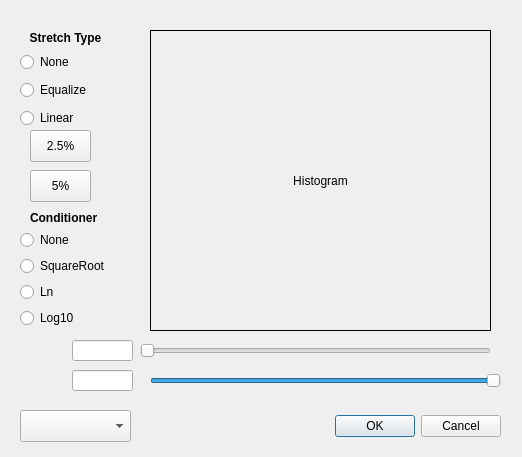
Above: src/gui/stretch_builder.ui from Ehlmann-research-group/WISER before the change. Below: the same form after it.
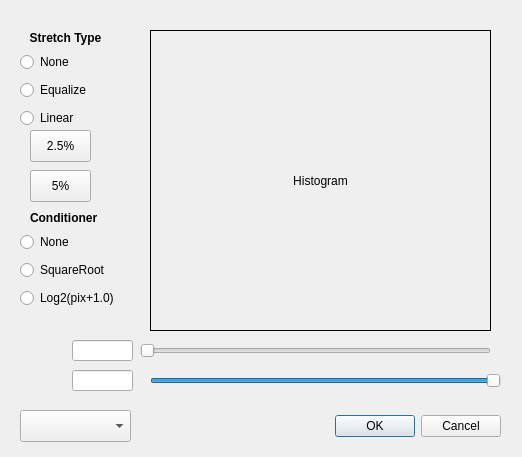
That is the form after the change.

```diff
--- a/src/gui/stretch_builder.ui
+++ b/src/gui/stretch_builder.ui
@@ -223,8 +223,8 @@
     <rect>
      <x>20</x>
      <y>230</y>
-     <width>96</width>
-     <height>101</height>
+     <width>108</width>
+     <height>81</height>
     </rect>
    </property>
    <layout class="QVBoxLayout" name="verticalLayout_conditioner">
@@ -251,17 +251,7 @@
     <item>
      <widget class="QRadioButton" name="radioButton_conditionerLn">
       <property name="text">
-       <string>Ln</string>
-      </property>
-      <attribute name="buttonGroup">
-       <string notr="true">buttonGroup_conditioner</string>
-      </attribute>
-     </widget>
-    </item>
-    <item>
-     <widget class="QRadioButton" name="radioButton_conditionerLog10">
-      <property name="text">
-       <string>Log10</string>
+       <string>Log2(pix+1.0)</string>
       </property>
       <attribute name="buttonGroup">
        <string notr="true">buttonGroup_conditioner</string>
```
Left out of the diff: 19 changed lines with no effect on the pictures.
